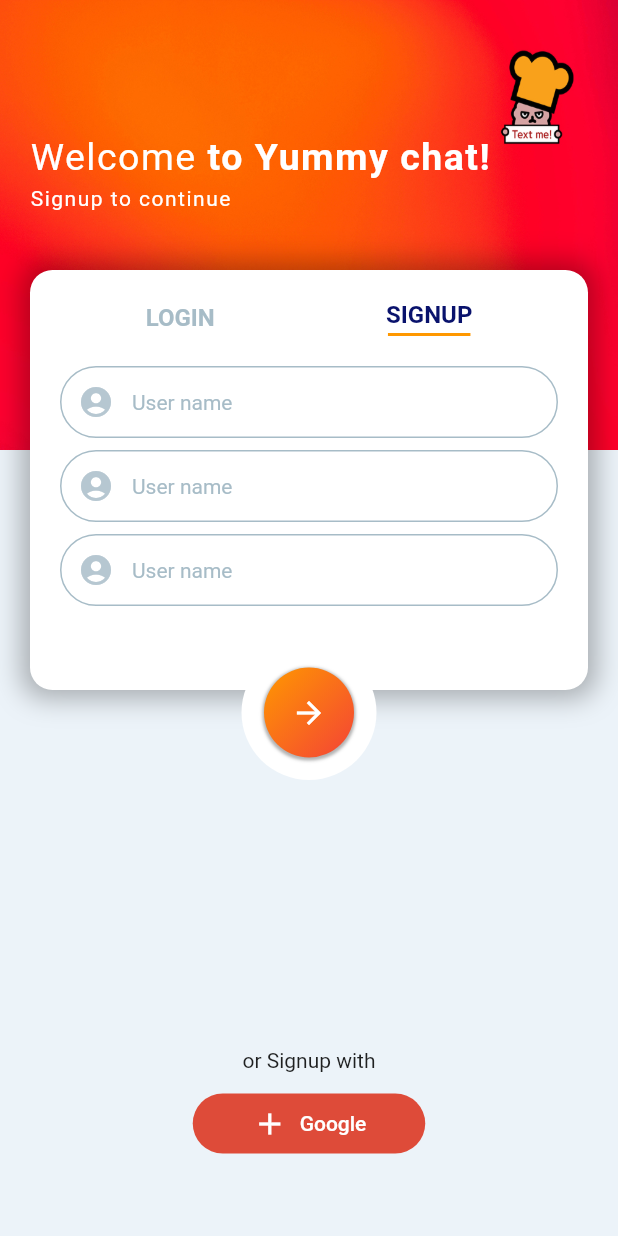
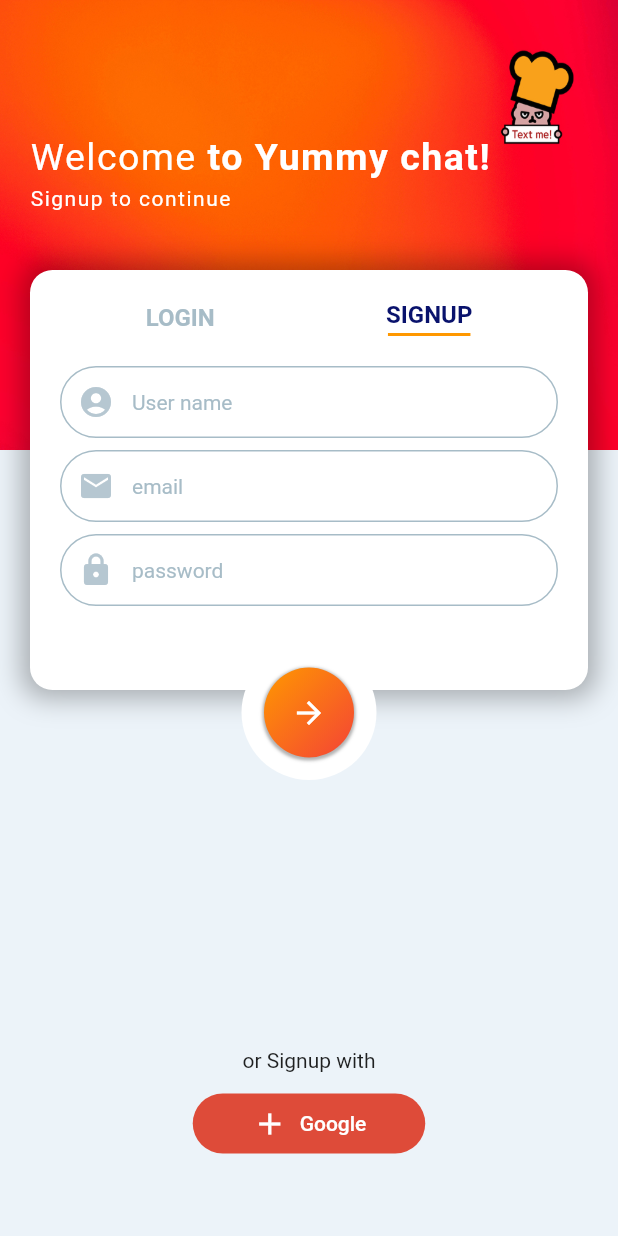
Before and after one commit to ryuwc/flutter_practice, a Flutter app: the screen it shows after launch, on a phone screen of 412 x 824 dp. Run offline on Flutter 3.47's test engine with Material 2 defaults, Android fonts, the phone set to English and light mode, and no system bars.

Commit message:
코딩셰프 채팅 앱 실습 중

```diff
--- a/chatting_app/lib/screens/main_screen.dart
+++ b/chatting_app/lib/screens/main_screen.dart
@@ -10,12 +10,29 @@ class LoginSignupScreen extends StatefulWidget {
 
 class _LoginSignupScreenState extends State<LoginSignupScreen> {
   bool isSignupScreen = true;
+  final _formkey = GlobalKey<FormState>();
+
+  String userName = '';
+  String userEmail = '';
+  String userPassword = '';
+
+  void _tryValidation() {
+    final isValid = _formkey.currentState!.validate();
+    if (isValid) {
+      _formkey.currentState!.save();
+    }
+    print("isValid = $isValid");
+  }
 
   @override
   Widget build(BuildContext context) {
     return Scaffold(
       backgroundColor: Palette.backgroundColor,
-      body: Stack(
+      body: GestureDetector(
+        onTap: () {
+          FocusScope.of(context).unfocus();
+        },
+        child: Stack(
           children: [
             //배경
             Positioned(
@@ -45,7 +62,8 @@ class _LoginSignupScreenState extends State<LoginSignupScreen> {
                           ),
                           children: [
                             TextSpan(
-                            text: isSignupScreen ? ' to Yummy chat!' : ' back',
+                              text:
+                                  isSignupScreen ? ' to Yummy chat!' : ' back',
                               style: TextStyle(
                                 letterSpacing: 1.0,
                                 fontSize: 25,
@@ -96,6 +114,8 @@ class _LoginSignupScreenState extends State<LoginSignupScreen> {
                 ),
                 duration: Duration(milliseconds: 500),
                 curve: Curves.easeIn,
+                child: SingleChildScrollView(
+                  padding: EdgeInsets.only(bottom: 40),
                   child: Column(
                     children: [
                       Row(
@@ -163,9 +183,20 @@ class _LoginSignupScreenState extends State<LoginSignupScreen> {
                         Container(
                           margin: EdgeInsets.only(top: 20),
                           child: Form(
+                            key: _formkey,
                             child: Column(
                               children: [
                                 TextFormField(
+                                  key: ValueKey(1),
+                                  validator: (value) {
+                                    if (value!.isEmpty || value!.length < 4) {
+                                      return 'Please enter at least 4 characters';
+                                    }
+                                    return null;
+                                  },
+                                  onSaved: (val) {
+                                    userName = val!;
+                                  },
                                   decoration: InputDecoration(
                                     prefixIcon: Icon(
                                       Icons.account_circle,
@@ -195,9 +226,20 @@ class _LoginSignupScreenState extends State<LoginSignupScreen> {
                                   height: 8,
                                 ),
                                 TextFormField(
+                                  key: ValueKey(2),
+                                  validator: (value) {
+                                    if (value!.isEmpty ||
+                                        !value!.contains('@')) {
+                                      return 'Please enter a valid email address';
+                                    }
+                                    return null;
+                                  },
+                                  onSaved: (val) {
+                                    userEmail = val!;
+                                  },
                                   decoration: InputDecoration(
                                     prefixIcon: Icon(
-                                  Icons.account_circle,
+                                      Icons.email,
                                       color: Palette.iconColor,
                                     ),
                                     enabledBorder: OutlineInputBorder(
@@ -212,7 +254,7 @@ class _LoginSignupScreenState extends State<LoginSignupScreen> {
                                       ),
                                       borderRadius: BorderRadius.circular(35),
                                     ),
-                                hintText: 'User name',
+                                    hintText: 'email',
                                     hintStyle: TextStyle(
                                       fontSize: 14,
                                       color: Palette.textColor1,
@@ -224,9 +266,19 @@ class _LoginSignupScreenState extends State<LoginSignupScreen> {
                                   height: 8,
                                 ),
                                 TextFormField(
+                                  key: ValueKey(3),
+                                  validator: (value) {
+                                    if (value!.isEmpty || value!.length < 6) {
+                                      return 'Password must be at least 7 characters long';
+                                    }
+                                    return null;
+                                  },
+                                  onSaved: (val) {
+                                    userPassword = val!;
+                                  },
                                   decoration: InputDecoration(
                                     prefixIcon: Icon(
-                                  Icons.account_circle,
+                                      Icons.lock,
                                       color: Palette.iconColor,
                                     ),
                                     enabledBorder: OutlineInputBorder(
@@ -241,7 +293,7 @@ class _LoginSignupScreenState extends State<LoginSignupScreen> {
                                       ),
                                       borderRadius: BorderRadius.circular(35),
                                     ),
-                                hintText: 'User name',
+                                    hintText: 'password',
                                     hintStyle: TextStyle(
                                       fontSize: 14,
                                       color: Palette.textColor1,
@@ -257,12 +309,24 @@ class _LoginSignupScreenState extends State<LoginSignupScreen> {
                         Container(
                           margin: EdgeInsets.only(top: 20),
                           child: Form(
+                            key: _formkey,
                             child: Column(
                               children: [
                                 TextFormField(
+                                  key: ValueKey(4),
+                                  validator: (value) {
+                                    if (value!.isEmpty ||
+                                        !value!.contains('@')) {
+                                      return 'Please enter a valid email address';
+                                    }
+                                    return null;
+                                  },
+                                  onSaved: (val) {
+                                    userEmail = val!;
+                                  },
                                   decoration: InputDecoration(
                                     prefixIcon: Icon(
-                                  Icons.account_circle,
+                                      Icons.email,
                                       color: Palette.iconColor,
                                     ),
                                     enabledBorder: OutlineInputBorder(
@@ -277,7 +341,7 @@ class _LoginSignupScreenState extends State<LoginSignupScreen> {
                                       ),
                                       borderRadius: BorderRadius.circular(35),
                                     ),
-                                hintText: 'User name',
+                                    hintText: 'email',
                                     hintStyle: TextStyle(
                                       fontSize: 14,
                                       color: Palette.textColor1,
@@ -289,9 +353,19 @@ class _LoginSignupScreenState extends State<LoginSignupScreen> {
                                   height: 8,
                                 ),
                                 TextFormField(
+                                  key: ValueKey(5),
+                                  validator: (value) {
+                                    if (value!.isEmpty || value!.length < 6) {
+                                      return 'Password must be at least 7 characters long';
+                                    }
+                                    return null;
+                                  },
+                                  onSaved: (val) {
+                                    userPassword = val!;
+                                  },
                                   decoration: InputDecoration(
                                     prefixIcon: Icon(
-                                  Icons.account_circle,
+                                      Icons.lock,
                                       color: Palette.iconColor,
                                     ),
                                     enabledBorder: OutlineInputBorder(
@@ -306,7 +380,7 @@ class _LoginSignupScreenState extends State<LoginSignupScreen> {
                                       ),
                                       borderRadius: BorderRadius.circular(35),
                                     ),
-                                hintText: 'User name',
+                                    hintText: 'password',
                                     hintStyle: TextStyle(
                                       fontSize: 14,
                                       color: Palette.textColor1,
@@ -319,6 +393,7 @@ class _LoginSignupScreenState extends State<LoginSignupScreen> {
                           ),
                         )
                     ],
+                  ),
                 ),
               ),
             ),
@@ -338,6 +413,10 @@ class _LoginSignupScreenState extends State<LoginSignupScreen> {
                     color: Colors.white,
                     borderRadius: BorderRadius.circular(50),
                   ),
+                  child: GestureDetector(
+                    onTap: () {
+                      _tryValidation();
+                    },
                     child: Container(
                       decoration: BoxDecoration(
                         gradient: LinearGradient(
@@ -366,8 +445,14 @@ class _LoginSignupScreenState extends State<LoginSignupScreen> {
                   ),
                 ),
               ),
-          Positioned(
-            top: MediaQuery.of(context).size.height - 125,
+            ),
+            //구글 로그인 버튼
+            AnimatedPositioned(
+              duration: Duration(milliseconds: 500),
+              curve: Curves.easeIn,
+              top: isSignupScreen
+                  ? MediaQuery.of(context).size.height - 125
+                  : MediaQuery.of(context).size.height - 165,
               right: 0,
               left: 0,
               child: Column(
@@ -396,6 +481,7 @@ class _LoginSignupScreenState extends State<LoginSignupScreen> {
             ),
           ],
         ),
+      ),
     );
   }
 }
```
Lines whose indentation alone changed are shown as unchanged.
